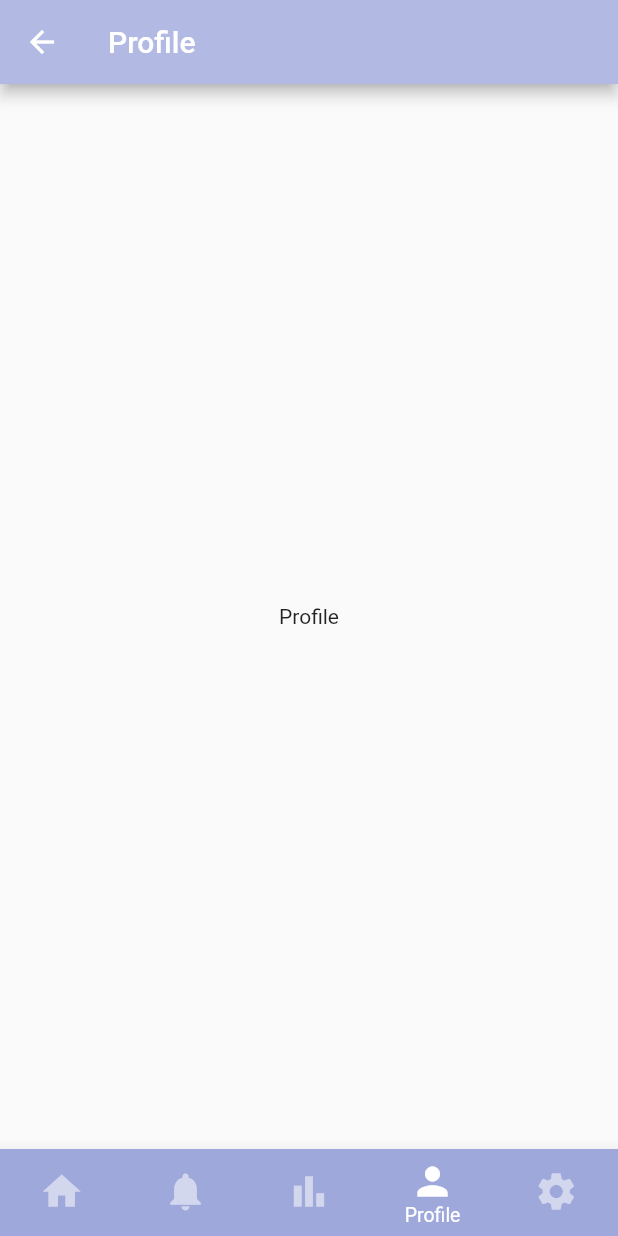
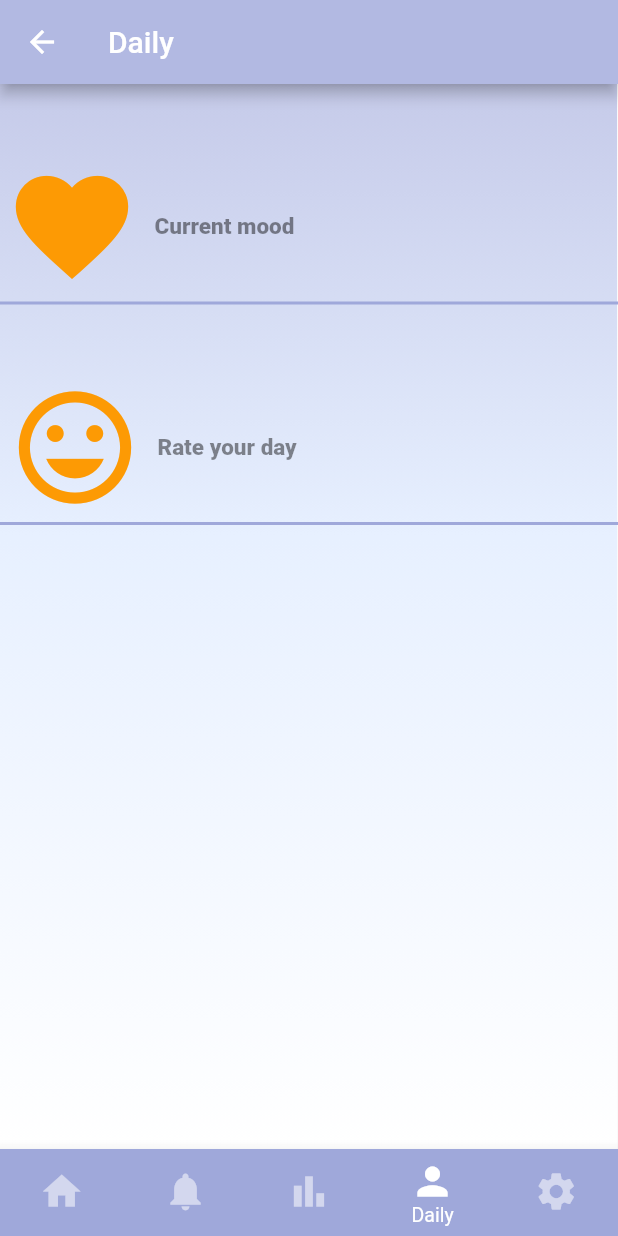
Before and after one commit to YoussefBassel54/mental-health-applicaion, a Flutter app: the MainScaffold screen opened by its route, item 4 of the bottom bar chosen, on a phone screen of 412 x 824 dp. Run offline on Flutter 3.47's test engine with Material 2 defaults, Android fonts, the phone set to English and light mode, and no system bars.

Commit message:
mood tracker and rate your day commit
two empty screens with navigation still need building

```diff
--- a/lib/main.dart
+++ b/lib/main.dart
@@ -3,6 +3,8 @@ import 'package:mental_health_application/screens/chat_selector.dart';
 import 'package:mental_health_application/screens/home.dart';
 import 'package:mental_health_application/screens/login.dart';
 import 'package:mental_health_application/screens/main_scaffold.dart';
+import 'package:mental_health_application/screens/mood.dart';
+import 'package:mental_health_application/screens/rate_day.dart';
 import 'package:mental_health_application/screens/sign_up.dart';
 import 'package:mental_health_application/screens/welcome_page2.dart';
 import 'package:mental_health_application/screens/welcome_page3.dart';
@@ -23,6 +25,8 @@ class MentalApp extends StatelessWidget {
         '/login': (context) => Login(),
         '/mainScaffold': (context) => MainScaffold(),
         '/chatselector': (context) => ChatSelector(),
+        '/mood': (context) => Mood(),
+        '/rateday': (context) => RateDay(),
       },
     );
   }
--- a/lib/screens/home.dart
+++ b/lib/screens/home.dart
@@ -1,6 +1,6 @@
 import 'package:flutter/cupertino.dart';
 import 'package:flutter/material.dart';
-import 'package:mental_health_application/reusable_card.dart';
+import 'package:mental_health_application/utilities/reusable_card.dart';
 
 class Home extends StatefulWidget {
   @override
--- a/lib/screens/main_scaffold.dart
+++ b/lib/screens/main_scaffold.dart
@@ -1,6 +1,6 @@
 import 'package:flutter/cupertino.dart';
 import 'package:flutter/material.dart';
-import 'package:mental_health_application/screens/profile.dart';
+import 'package:mental_health_application/screens/daily.dart';
 import 'package:mental_health_application/screens/settings.dart';
 import 'package:mental_health_application/screens/tracker.dart';
 import 'package:mental_health_application/screens/notifications.dart';
@@ -18,7 +18,7 @@ class _MainScaffoldState extends State<MainScaffold> {
     Home(), //0
     Notifications(), //1
     Tracker(), //2
-    Profile(), //3
+    Daily(), //3
     Settings(), //4
   ];
 
@@ -56,7 +56,7 @@ class _MainScaffoldState extends State<MainScaffold> {
           ),
           BottomNavigationBarItem(
             icon: Icon(Icons.person),
-            label: 'Profile',
+            label: 'Daily',
             backgroundColor: Color(0xFF9FA8DA),
           ),
           BottomNavigationBarItem(
--- /dev/null
+++ b/lib/screens/mood.dart
@@ -0,0 +1,28 @@
+import 'package:flutter/material.dart';
+import 'package:mental_health_application/utilities/constants.dart';
+
+class Mood extends StatefulWidget {
+  @override
+  _MoodState createState() => _MoodState();
+}
+
+class _MoodState extends State<Mood> {
+  @override
+  Widget build(BuildContext context) {
+    return Scaffold(
+      appBar: AppBar(
+        title: Text('Mood'),
+        backgroundColor: Color(0xFFB2B9E2),
+      ),
+      body: Stack(
+        children: [
+          Image.asset(
+            'images/background.PNG',
+            fit: BoxFit.fill,
+            width: 411.4,
+          ),
+        ],
+      ),
+    );
+  }
+}
--- a/lib/screens/profile.dart
+++ /dev/null
@@ -1,19 +0,0 @@
-import 'package:flutter/material.dart';
-
-class Profile extends StatefulWidget {
-  @override
-  _ProfileState createState() => _ProfileState();
-}
-
-class _ProfileState extends State<Profile> {
-  @override
-  Widget build(BuildContext context) {
-    return Scaffold(
-      appBar: AppBar(
-        title: Text('Profile'),
-        backgroundColor: Color(0xFFB2B9E2),
-      ),
-      body: Center(child: Text('Profile')),
-    );
-  }
-}
--- /dev/null
+++ b/lib/utilities/constants.dart
@@ -0,0 +1 @@
+DateTime now = new DateTime.now();
```
Also changed, not shown: lib/screens/daily.dart (renamed from lib/screens/tracker.dart, +12 -49 lines), lib/screens/rate_day.dart (added, +23 -0 lines), lib/utilities/reusable_card.dart (renamed from lib/reusable_card.dart).
